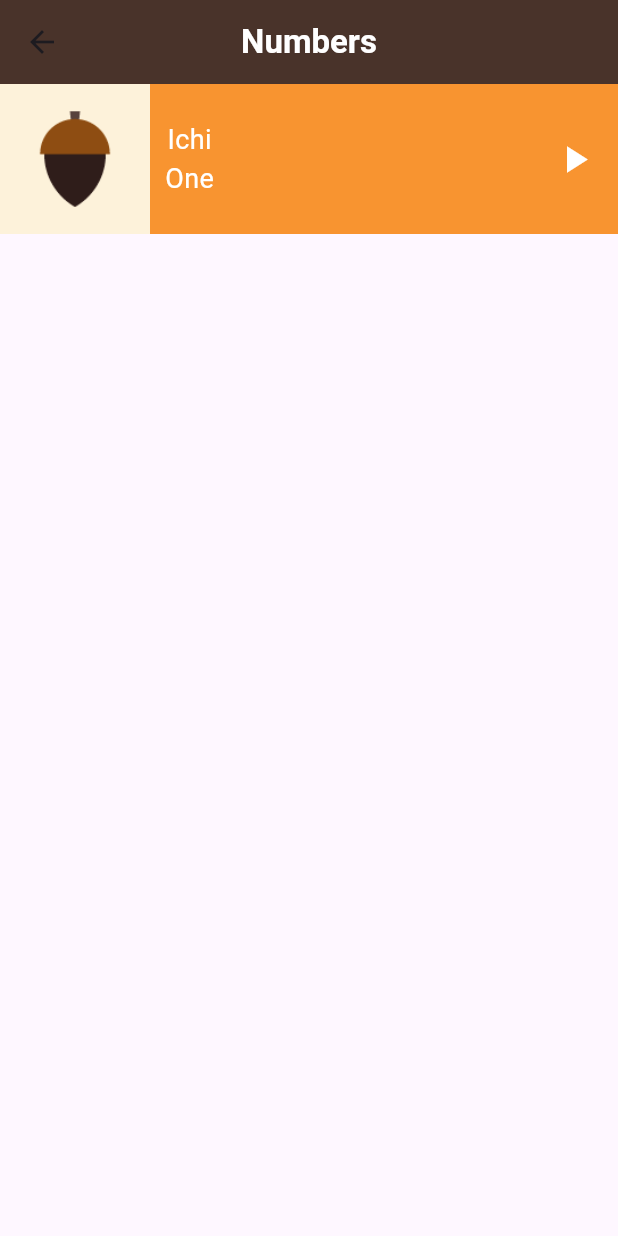
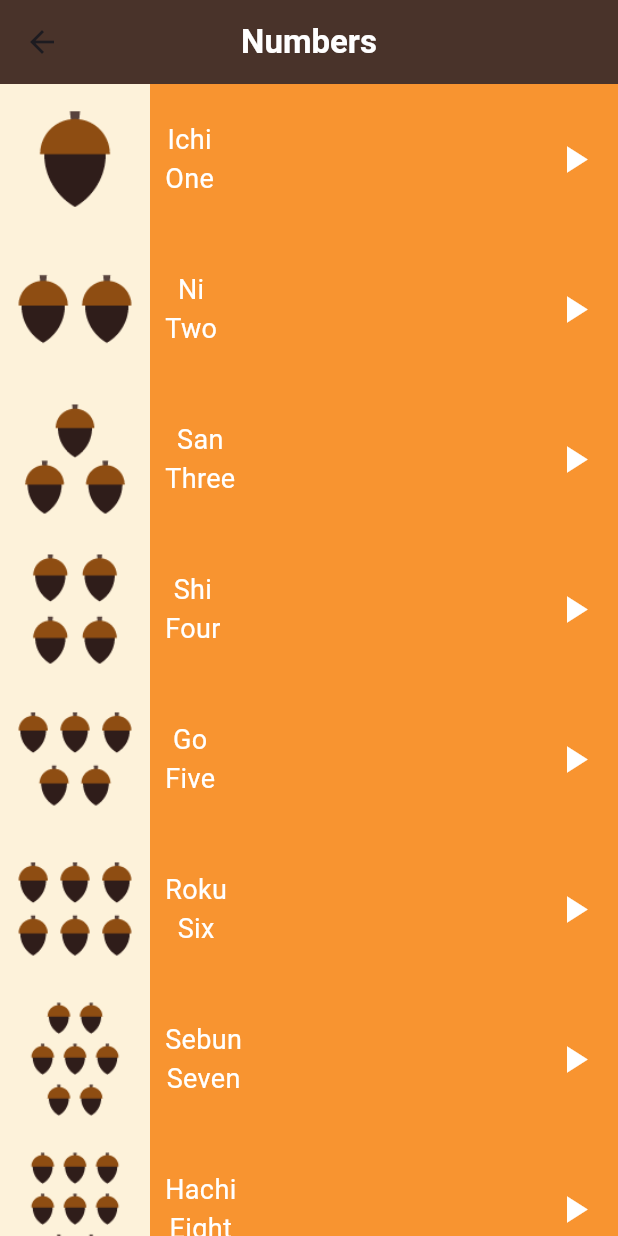
Before and after one commit to ZiadAlaa955/toku_app, a Flutter app: the NumbersView screen opened by its route, on a phone screen of 412 x 824 dp. Run offline on Flutter 3.47's test engine with Material 3 defaults, Android fonts, the phone set to English and light mode, and no system bars.

Commit message:
create list view builder

```diff
--- a/lib/Models/item_model.dart
+++ b/lib/Models/item_model.dart
@@ -3,7 +3,7 @@ class ItemModel {
   final String jpText;
   final String enText;
 
-  ItemModel({
+  const ItemModel({
     required this.image,
     required this.jpText,
     required this.enText,
--- a/lib/Views/numbers_view.dart
+++ b/lib/Views/numbers_view.dart
@@ -6,6 +6,59 @@ import 'package:toku_app/constants.dart';
 class NumbersView extends StatelessWidget {
   const NumbersView({super.key});
   static String id = 'numbersView';
+  final List<ItemModel> itemsList = const [
+    ItemModel(
+      image: 'assets/images/numbers/number_one.png',
+      jpText: 'Ichi',
+      enText: 'One',
+    ),
+    ItemModel(
+      image: 'assets/images/numbers/number_two.png',
+      jpText: 'Ni',
+      enText: 'Two',
+    ),
+    ItemModel(
+      image: 'assets/images/numbers/number_three.png',
+      jpText: 'San',
+      enText: 'Three',
+    ),
+    ItemModel(
+      image: 'assets/images/numbers/number_four.png',
+      jpText: 'Shi',
+      enText: 'Four',
+    ),
+    ItemModel(
+      image: 'assets/images/numbers/number_five.png',
+      jpText: 'Go',
+      enText: 'Five',
+    ),
+    ItemModel(
+      image: 'assets/images/numbers/number_six.png',
+      jpText: 'Roku',
+      enText: 'Six',
+    ),
+    ItemModel(
+      image: 'assets/images/numbers/number_seven.png',
+      jpText: 'Sebun',
+      enText: 'Seven',
+    ),
+    ItemModel(
+      image: 'assets/images/numbers/number_eight.png',
+      jpText: 'Hachi',
+      enText: 'Eight',
+    ),
+    ItemModel(
+      image: 'assets/images/numbers/number_nine.png',
+      jpText: 'Ku',
+      enText: 'Nine',
+    ),
+    ItemModel(
+      image: 'assets/images/numbers/number_ten.png',
+      jpText: 'Ju',
+      enText: 'Ten',
+    ),
+  ];
+
   @override
   Widget build(BuildContext context) {
     return Scaffold(
@@ -20,16 +73,11 @@ class NumbersView extends StatelessWidget {
           ),
         ),
       ),
-      body: ListView(
-        children: [
-          Item(
-            itemModel: ItemModel(
-              image: 'assets/images/numbers/number_one.png',
-              jpText: 'Ichi',
-              enText: 'One',
-            ),
-          ),
-        ],
+      body: ListView.builder(
+        itemCount: itemsList.length,
+        itemBuilder: (context, index) {
+          return Item(items: itemsList[index]);
+        },
       ),
     );
   }
--- a/lib/Widgets/item.dart
+++ b/lib/Widgets/item.dart
@@ -3,8 +3,8 @@ import 'package:toku_app/Models/item_model.dart';
 import 'package:toku_app/constants.dart';
 
 class Item extends StatelessWidget {
-  const Item({super.key, required this.itemModel});
-  final ItemModel itemModel;
+  const Item({super.key, required this.items});
+  final ItemModel items;
   @override
   Widget build(BuildContext context) {
     return Container(
@@ -14,7 +14,7 @@ class Item extends StatelessWidget {
           Container(
             color: const Color(0xffFDF2DA),
             child: Image.asset(
-              itemModel.image,
+              items.image,
               height: 100,
             ),
           ),
@@ -23,14 +23,14 @@ class Item extends StatelessWidget {
             child: Column(
               children: [
                 Text(
-                  itemModel.jpText,
+                  items.jpText,
                   style: const TextStyle(
                     color: Colors.white,
                     fontSize: 18,
                   ),
                 ),
                 Text(
-                  itemModel.enText,
+                  items.enText,
                   style: const TextStyle(
                     color: Colors.white,
                     fontSize: 18,
```
